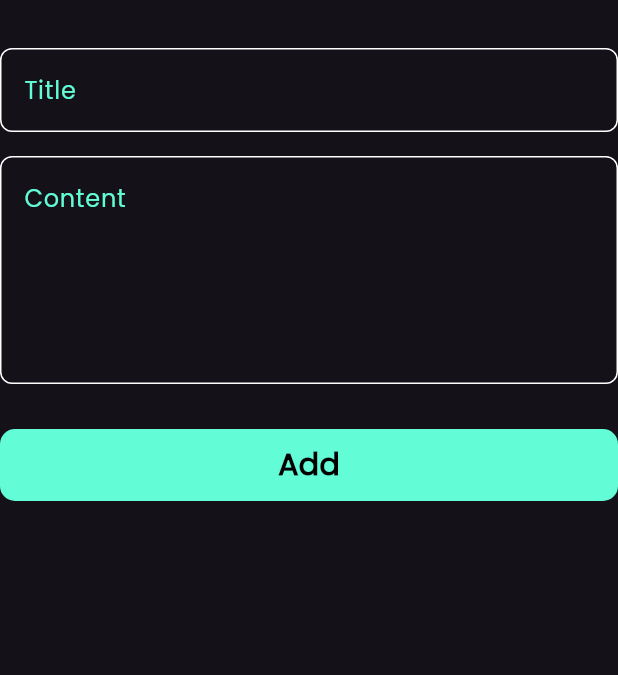
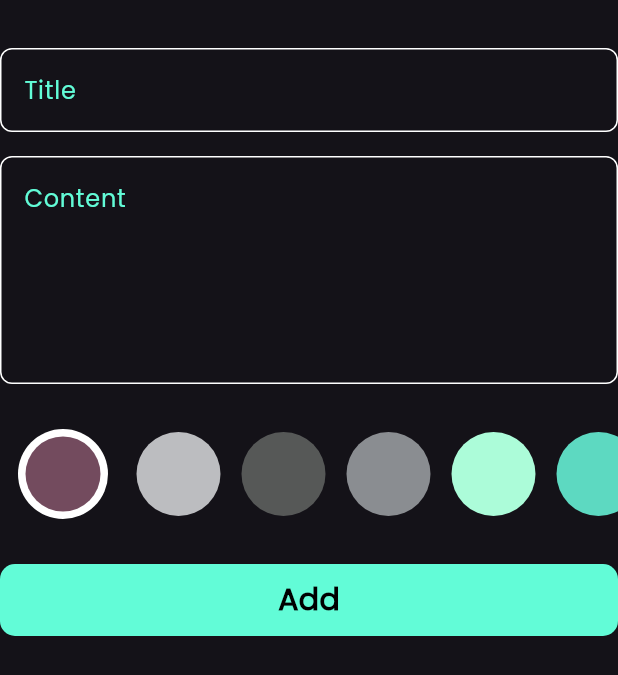
Before and after one commit to anasbouzi/notes-app, a Flutter app: the AddNoteForm widget shown alone on an empty page, opened directly, on a phone screen of 412 x 824 dp. Shown: the top 675 px of the screen. Run offline on Flutter 3.47's test engine with Material 3 defaults, Android fonts, the phone set to English and light mode, and no system bars; our stand-ins replace awesome_dialog, flutter_bloc, font_awesome_flutter, hive, hive_flutter; accounts and stored records are empty.

Commit message:
colors list view

```diff
--- /dev/null
+++ b/devtools_options.yaml
@@ -0,0 +1,3 @@
+description: This file stores settings for Dart & Flutter DevTools.
+documentation: https://docs.flutter.dev/tools/devtools/extensions#configure-extension-enablement-states
+extensions:
--- a/lib/views/widgets/add_note_form.dart
+++ b/lib/views/widgets/add_note_form.dart
@@ -4,6 +4,7 @@ import 'package:intl/intl.dart';
 import 'package:notes/cubits/add_note_cubit/add_note_cubit.dart';
 import 'package:notes/models/note_model.dart';
 
+import 'colors_list_view.dart';
 import 'custom_buttom.dart';
 import 'custom_text_field.dart';
 
@@ -51,6 +52,10 @@ class _AddNoteFormState extends State<AddNoteForm> {
           const SizedBox(
             height: 30,
           ),
+          const ItemColorList(),
+          const SizedBox(
+            height: 30,
+          ),
           BlocBuilder<AddNoteCubit, AddNoteCubitState>(
             builder: (context, state) {
               return CustomButton(
--- /dev/null
+++ b/lib/views/widgets/colors_list_view.dart
@@ -0,0 +1,70 @@
+import 'package:flutter/material.dart';
+
+class ColorItem extends StatelessWidget {
+  const ColorItem({super.key, required this.isActive, required this.color});
+  final bool isActive;
+  final Color color;
+  @override
+  Widget build(BuildContext context) {
+    return isActive
+        ?  CircleAvatar(
+            radius: 35,
+            backgroundColor: Colors.white,
+            child: CircleAvatar(
+              radius: 25,
+              backgroundColor: color,
+            ),
+          )
+        :  CircleAvatar(
+            radius: 28,
+            backgroundColor:color,
+          );
+  }
+}
+
+class ItemColorList extends StatefulWidget {
+  const ItemColorList({super.key});
+
+  @override
+  State<ItemColorList> createState() => _ItemColorListState();
+}
+
+class _ItemColorListState extends State<ItemColorList> {
+  int currentIndex = 0;
+  List<Color> color = const [
+    Color(0xff734B5E),
+    Color(0xffBCBDC0),
+    Color(0xff565857),
+    Color(0xff8A8D91),
+    Color(0xffACFCD9),
+    Color(0xff5DD9C1),
+    Color(0xffBF98A0),
+    Color(0xffAA8F66),
+    Color(0xffBA3B46),
+  ];
+  @override
+  Widget build(BuildContext context) {
+    return SizedBox(
+      height: 30 * 2,
+      child: ListView.builder(
+        itemCount: color.length,
+        scrollDirection: Axis.horizontal,
+        itemBuilder: (context, index) {
+          return Padding(
+            padding: const EdgeInsets.symmetric(horizontal: 7),
+            child: GestureDetector(
+              onTap: () {
+                currentIndex = index;
+                setState(() {});
+              },
+              child: ColorItem(
+                isActive: currentIndex == index,
+                color: color[index],
+              ),
+            ),
+          );
+        },
+      ),
+    );
+  }
+}
--- a/lib/views/widgets/custom_note_item.dart
+++ b/lib/views/widgets/custom_note_item.dart
@@ -63,7 +63,7 @@ class NoteItem extends StatelessWidget {
                   note.subtitle,
                   style: TextStyle(
                     color: Colors.black.withOpacity(.5),
-                    fontSize: 16,
+                    fontSize: 20,
                   ),
                 ),
               ),
--- a/lib/views/widgets/edit_note_view_body.dart
+++ b/lib/views/widgets/edit_note_view_body.dart
@@ -39,7 +39,7 @@ class _EditNoteViewBodyState extends State<EditNoteViewBody> {
             height: 50,
           ),
           CustomTextField(
-            hintText: 'title',
+            hintText: widget.note.title,
             onChanged: (value) {
               title = value;
             },
@@ -51,7 +51,7 @@ class _EditNoteViewBodyState extends State<EditNoteViewBody> {
             onChanged: (value) {
               subTitle = value;
             },
-            hintText: 'content',
+            hintText: widget.note.subtitle,
             maxLines: 5,
           ),
         ],
```
